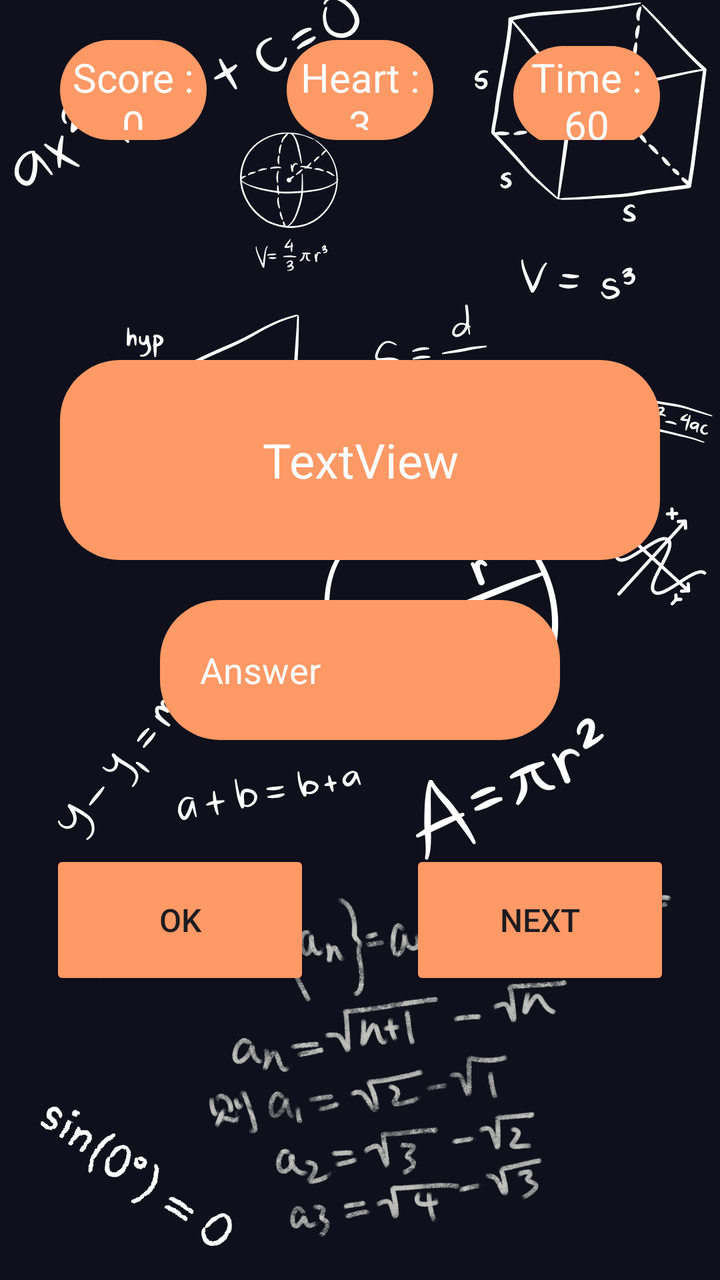
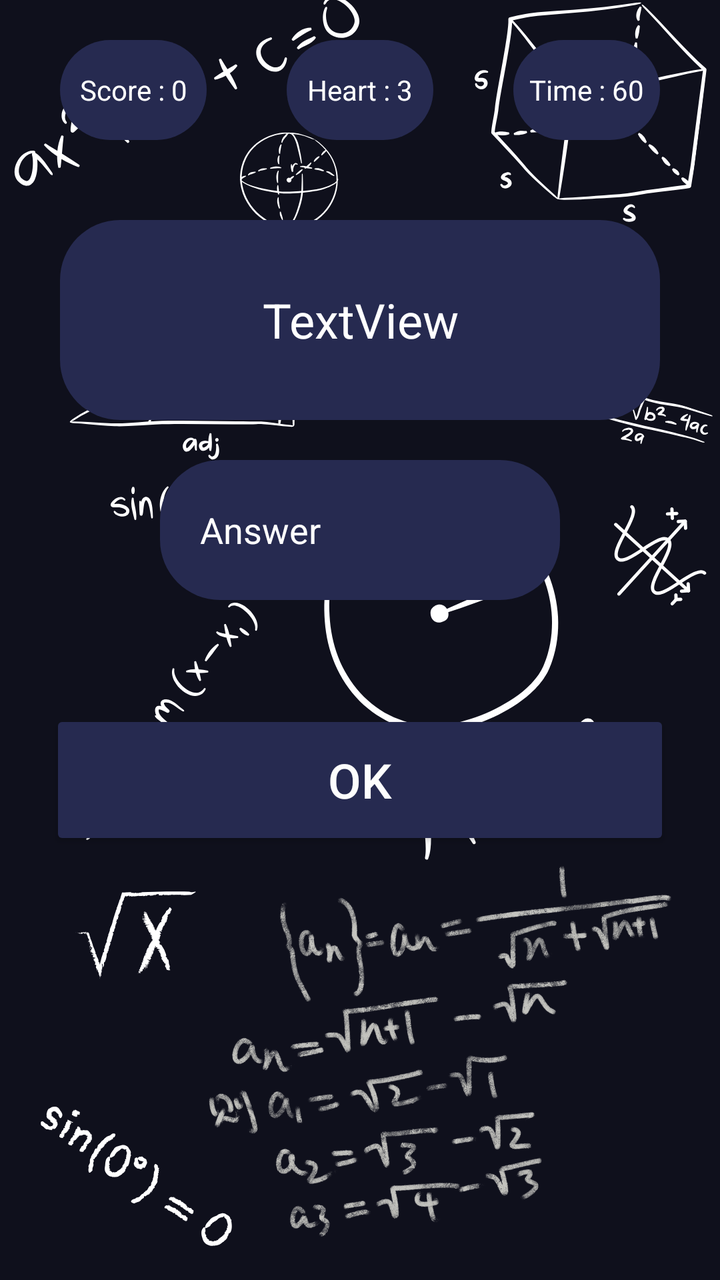

Two renders of the same Android screen: before a commit and after it. Below are the layout's source before the change and the commit's diff.
<!-- AndroidManifest.xml: application theme Theme.MathsGame -->
<!-- res/layout/activity_gameactivity.xml -->
<?xml version="1.0" encoding="utf-8"?>
<LinearLayout xmlns:android="http://schemas.android.com/apk/res/android"
    xmlns:app="http://schemas.android.com/apk/res-auto"
    xmlns:tools="http://schemas.android.com/tools"
    android:id="@+id/main"
    android:layout_width="match_parent"
    android:layout_height="match_parent"
    android:background="@drawable/background"
    android:orientation="vertical"
    tools:context=".gameactivity">

    <LinearLayout
        android:layout_width="match_parent"
        android:layout_height="wrap_content"
        android:layout_marginTop="10dp"
        android:orientation="horizontal"
        android:padding="10dp">

        <TextView
            android:id="@+id/score"
            android:layout_width="100dp"
            android:layout_height="50dp"
            android:layout_marginLeft="20dp"
            android:layout_marginRight="20dp"
            android:layout_weight="1"
            android:background="@drawable/bg_radius"
            android:gravity="center"
            android:padding="5dp"
            android:text="Score : 0"
            android:textColor="#FFFFFF"
            android:textSize="20sp" />

        <TextView
            android:id="@+id/live"
            android:layout_width="100dp"
            android:layout_height="50dp"
            android:layout_marginLeft="20dp"
            android:layout_marginRight="20dp"
            android:layout_weight="1"
            android:background="@drawable/bg_radius"
            android:gravity="center"
            android:padding="5dp"
            android:text="Heart : 3"
            android:textColor="#FFFFFF"
            android:textSize="20sp" />

        <TextView
            android:id="@+id/time"
            android:layout_width="100dp"
            android:layout_height="50dp"
            android:layout_marginLeft="20dp"
            android:layout_marginRight="20dp"
            android:layout_weight="1"
            android:background="@drawable/bg_radius"
            android:gravity="center"
            android:padding="2dp"
            android:text="Time : 60"
            android:textColor="#FFFFFF"
            android:textSize="20sp" />

    </LinearLayout>

    <LinearLayout
        android:layout_width="match_parent"
        android:layout_height="wrap_content"
        android:orientation="vertical">

        <TextView
            android:id="@+id/error"
            android:layout_width="match_parent"
            android:layout_height="70dp"
            android:gravity="center"
            android:text=""
            android:textColor="@color/Btnbg"
            android:textSize="24sp" />
    </LinearLayout>

    <LinearLayout
        android:layout_width="match_parent"
        android:layout_height="wrap_content"
        android:gravity="center"
        android:orientation="vertical"
        android:padding="30dp">

        <TextView
            android:id="@+id/display"
            android:layout_width="300dp"
            android:layout_height="100dp"
            android:layout_marginBottom="20dp"
            android:background="@drawable/bg_radius"
            android:gravity="center"
            android:text="TextView"
            android:textColor="#FFFFFF"
            android:textSize="24sp" />

        <EditText
            android:id="@+id/answer"
            android:layout_width="200sp"
            android:layout_height="70dp"
            android:background="@drawable/bg_radius"
            android:ems="10"
            android:hint="Answer"
            android:inputType="text"
            android:padding="20dp"
            android:textColorHint="#FFFFFF" />
    </LinearLayout>

    <LinearLayout
        android:layout_width="match_parent"
        android:layout_height="wrap_content"
        android:orientation="horizontal"
        android:padding="25dp">

        <Button
            android:id="@+id/okbtn"
            android:layout_width="10dp"
            android:layout_height="70dp"
            android:layout_marginRight="50dp"
            android:layout_weight="1"
            android:backgroundTint="@color/Btnbg"
            android:text="OK"
            android:textSize="16sp" />

        <Button
            android:id="@+id/nextbtn"
            android:layout_width="10dp"
            android:layout_height="70dp"
            android:layout_weight="1"
            android:backgroundTint="@color/Btnbg"
            android:text="Next"
            android:textSize="16sp" />
    </LinearLayout>
</LinearLayout>
<!-- resources referenced by this layout -->
<resources>
  <color name="Btnbg">#ff9966</color>
  <!-- drawable background: png bitmap (drawable, 325658 bytes) -->
  <!-- drawable bg_radius (drawable) -->
  <?xml version="1.0" encoding="utf-8"?>
  <shape xmlns:android="http://schemas.android.com/apk/res/android">
  
      <solid android:color="@color/Btnbg"/>
  
      <corners android:radius="30dp"/>
  
  </shape>
  <style name="Theme.MathsGame" parent="Base.Theme.MathsGame" />
  <style name="Base.Theme.MathsGame" parent="Theme.Material3.DayNight.NoActionBar">
          
          
      </style>
</resources>

<!-- the commit's change to res/layout/activity_gameactivity.xml (unified diff, before → after) -->
@@ -18,7 +18,7 @@
 
         <TextView
             android:id="@+id/score"
-            android:layout_width="100dp"
+            android:layout_width="50dp"
             android:layout_height="50dp"
             android:layout_marginLeft="20dp"
             android:layout_marginRight="20dp"
@@ -28,11 +28,11 @@
             android:padding="5dp"
             android:text="Score : 0"
             android:textColor="#FFFFFF"
-            android:textSize="20sp" />
+            android:textSize="14sp" />
 
         <TextView
             android:id="@+id/live"
-            android:layout_width="100dp"
+            android:layout_width="50dp"
             android:layout_height="50dp"
             android:layout_marginLeft="20dp"
             android:layout_marginRight="20dp"
@@ -42,11 +42,11 @@
             android:padding="5dp"
             android:text="Heart : 3"
             android:textColor="#FFFFFF"
-            android:textSize="20sp" />
+            android:textSize="14sp" />
 
         <TextView
             android:id="@+id/time"
-            android:layout_width="100dp"
+            android:layout_width="50dp"
             android:layout_height="50dp"
             android:layout_marginLeft="20dp"
             android:layout_marginRight="20dp"
@@ -56,23 +56,21 @@
             android:padding="2dp"
             android:text="Time : 60"
             android:textColor="#FFFFFF"
-            android:textSize="20sp" />
+            android:textSize="14sp" />
 
     </LinearLayout>
 
     <LinearLayout
         android:layout_width="match_parent"
         android:layout_height="wrap_content"
+        android:gravity="center"
+        android:orientation="vertical"/>
+
+    <LinearLayout
+        android:layout_width="match_parent"
+        android:layout_height="wrap_content"
         android:orientation="vertical">
 
-        <TextView
-            android:id="@+id/error"
-            android:layout_width="match_parent"
-            android:layout_height="70dp"
-            android:gravity="center"
-            android:text=""
-            android:textColor="@color/Btnbg"
-            android:textSize="24sp" />
     </LinearLayout>
 
     <LinearLayout
@@ -100,7 +98,7 @@
             android:background="@drawable/bg_radius"
             android:ems="10"
             android:hint="Answer"
-            android:inputType="text"
+            android:inputType="number"
             android:padding="20dp"
             android:textColorHint="#FFFFFF" />
     </LinearLayout>
@@ -108,26 +106,21 @@
     <LinearLayout
         android:layout_width="match_parent"
         android:layout_height="wrap_content"
+        android:gravity="center"
         android:orientation="horizontal"
         android:padding="25dp">
 
         <Button
             android:id="@+id/okbtn"
-            android:layout_width="10dp"
+            android:layout_width="50dp"
             android:layout_height="70dp"
-            android:layout_marginRight="50dp"
             android:layout_weight="1"
             android:backgroundTint="@color/Btnbg"
             android:text="OK"
-            android:textSize="16sp" />
+            android:textColor="#FDFDFD"
+            android:textColorLink="#FFFFFF"
+            android:textSize="24sp" />
 
-        <Button
-            android:id="@+id/nextbtn"
-            android:layout_width="10dp"
-            android:layout_height="70dp"
-            android:layout_weight="1"
-            android:backgroundTint="@color/Btnbg"
-            android:text="Next"
-            android:textSize="16sp" />
     </LinearLayout>
+
 </LinearLayout>
<!-- resource entries referenced after the edit -->
@@ -1,6 +1,6 @@
 <!-- resources referenced by this layout -->
 <resources>
-  <color name="Btnbg">#ff9966</color>
+  <color name="Btnbg">#262A50</color>
   <!-- drawable background: png bitmap (drawable, 325658 bytes) -->
   <!-- drawable bg_radius (drawable) -->
   <?xml version="1.0" encoding="utf-8"?>
